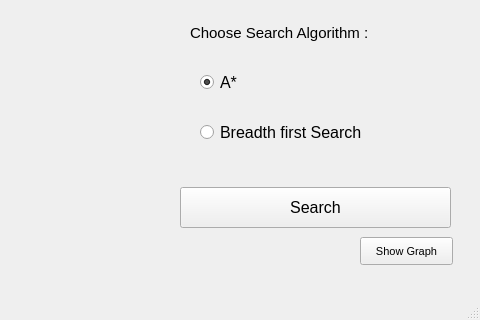
Before: the Qt Designer form palestineCutter.ui in otaki00/AI_Search_ALgo_APP, drawn with Qt 5; both pictures show x 740 to 1220 and y 413 to 733 of the 1220 by 733 pixel window.
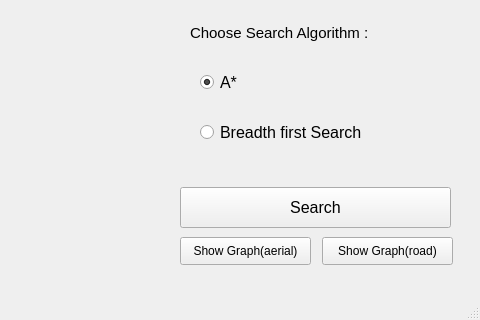
After: the same form once the commit is applied.

Commit message: improve functionality on get graph

```diff
--- a/palestineCutter.ui
+++ b/palestineCutter.ui
@@ -281,23 +281,45 @@
     <widget class="QPushButton" name="showGraph">
      <property name="geometry">
       <rect>
-       <x>230</x>
+       <x>192</x>
        <y>650</y>
-       <width>93</width>
+       <width>131</width>
        <height>28</height>
       </rect>
      </property>
      <property name="font">
       <font>
        <family>Arial</family>
-       <pointsize>8</pointsize>
+       <pointsize>9</pointsize>
       </font>
      </property>
      <property name="cursor">
       <cursorShape>PointingHandCursor</cursorShape>
      </property>
      <property name="text">
-      <string>Show Graph</string>
+      <string>Show Graph(road)</string>
+     </property>
+    </widget>
+    <widget class="QPushButton" name="showGraph_2">
+     <property name="geometry">
+      <rect>
+       <x>50</x>
+       <y>650</y>
+       <width>131</width>
+       <height>28</height>
+      </rect>
+     </property>
+     <property name="font">
+      <font>
+       <family>Arial</family>
+       <pointsize>9</pointsize>
+      </font>
+     </property>
+     <property name="cursor">
+      <cursorShape>PointingHandCursor</cursorShape>
+     </property>
+     <property name="text">
+      <string>Show Graph(aerial)</string>
      </property>
     </widget>
    </widget>
```
The commit also changes 8 other files.
